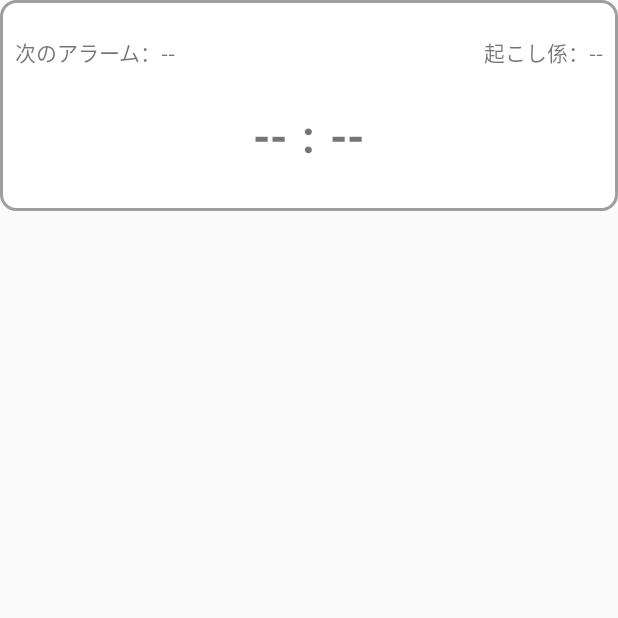
After one commit to zawamari/goodmorningcat, an Android app: the AlertSettingActivity screen opened directly, with no data from a screen before it, on a phone screen of 412 x 824 dp, the top half of it. The commit adds this screen. Run offline under Robolectric (Android 15) with nearby library versions, the phone set to English and light mode, and no system bars.

Commit message:
Add setting .

```diff
--- a/app/src/main/AndroidManifest.xml
+++ b/app/src/main/AndroidManifest.xml
@@ -14,14 +14,16 @@
             android:theme="@style/AppTheme.NoActionBar">
             <intent-filter>
                 <action android:name="android.intent.action.MAIN" />
-
                 <category android:name="android.intent.category.LAUNCHER" />
             </intent-filter>
         </activity>
         <activity android:name=".CatProfileActivity"
             android:label="GoodMorningCat"
             android:theme="@style/AppTheme.NoActionBar">
-
+        </activity>
+        <activity android:name=".AlertSettingActivity"
+            android:label="GoodMorningCat"
+            android:theme="@style/AppTheme.NoActionBar">
         </activity>
     </application>
 
--- /dev/null
+++ b/app/src/main/java/com/cat/morning/goodmorningcat/AlertSettingActivity.java
@@ -0,0 +1,19 @@
+package com.cat.morning.goodmorningcat;
+
+import android.os.Bundle;
+import android.support.v7.app.AppCompatActivity;
+
+/**
+ * Created by imarie on 16/01/24.
+ */
+public class AlertSettingActivity extends AppCompatActivity {
+
+    @Override
+    protected void onCreate(Bundle savedInstanceState) {
+        super.onCreate(savedInstanceState);
+        setContentView(R.layout.activity_alert_setting);
+
+
+    }
+
+}
--- a/app/src/main/java/com/cat/morning/goodmorningcat/MainActivity.java
+++ b/app/src/main/java/com/cat/morning/goodmorningcat/MainActivity.java
@@ -80,6 +80,8 @@ public class MainActivity extends AppCompatActivity {
         } else if (id == R.id.action_profile) {
             Intent intent = new Intent(this, CatProfileActivity.class);
             startActivity(intent);
+        } else if (id == R.id.action_home) {
+            return true;
         }
 
         return super.onOptionsItemSelected(item);
--- /dev/null
+++ b/app/src/main/res/layout/activity_alert_setting.xml
@@ -0,0 +1,72 @@
+<?xml version="1.0" encoding="utf-8"?>
+<LinearLayout xmlns:android="http://schemas.android.com/apk/res/android"
+    android:orientation="vertical" android:layout_width="match_parent"
+    android:layout_height="match_parent">
+
+    <LinearLayout
+        android:id="@+id/llNextCall"
+        android:layout_width="match_parent"
+        android:layout_height="wrap_content"
+        android:orientation="vertical"
+        android:background="@drawable/line">
+
+        <LinearLayout
+            android:layout_width="match_parent"
+            android:layout_height="50dp"
+            android:layout_margin="10dp"
+            android:gravity="center_vertical"
+            android:orientation="horizontal">
+
+            <TextView
+                android:layout_width="0dp"
+                android:layout_height="wrap_content"
+                android:layout_weight="1"
+                android:text="次のアラーム：--" />
+
+            <TextView
+                android:layout_width="wrap_content"
+                android:layout_height="wrap_content"
+                android:text="起こし係：--"/>
+
+        </LinearLayout>
+
+        <LinearLayout
+            android:layout_width="match_parent"
+            android:layout_height="wrap_content"
+            android:layout_marginBottom="30dp"
+            android:gravity="center_horizontal"
+            android:orientation="horizontal">
+
+            <TextView
+                android:layout_width="wrap_content"
+                android:layout_height="wrap_content"
+                android:layout_gravity="center"
+                android:text="--"
+                android:textStyle="bold"
+                android:textSize="30sp"/>
+
+            <TextView
+                android:layout_width="wrap_content"
+                android:layout_height="wrap_content"
+                android:layout_gravity="center"
+                android:layout_marginLeft="10dp"
+                android:layout_marginRight="10dp"
+                android:text=":"
+                android:textStyle="bold"
+                android:textSize="30sp"/>
+
+            <TextView
+                android:layout_width="wrap_content"
+                android:layout_height="wrap_content"
+                android:layout_gravity="center"
+                android:text="--"
+                android:textStyle="bold"
+                android:textSize="30sp"/>
+
+        </LinearLayout>
+
+
+
+    </LinearLayout>
+
+</LinearLayout>
```
